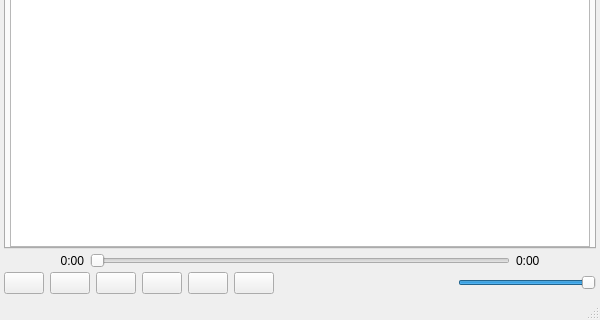
First picture: the form in ui/main.ui, repository khokhlominroman/ya-player, before the edit; both pictures show x 0 to 600 and y 380 to 700 of the 600 by 700 pixel window.
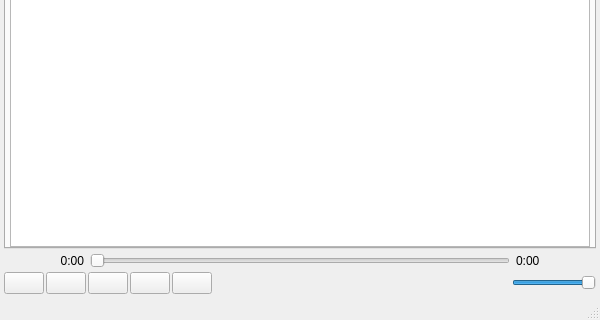
Second picture: the form after the edit. Icons and pictures are not drawn.

Commit message: Fixed track removal from lists. Added about dialog.

```diff
--- a/ui/main.ui
+++ b/ui/main.ui
@@ -443,7 +443,10 @@
      </layout>
     </item>
     <item>
-     <layout class="QHBoxLayout" name="horizontalLayout_5">
+     <layout class="QHBoxLayout" name="horizontalLayout_5" stretch="0,0,0,0,0,0,0,0,0,0">
+      <property name="spacing">
+       <number>2</number>
+      </property>
       <item>
        <widget class="QPushButton" name="previousButton">
         <property name="text">
@@ -502,6 +505,12 @@
       </item>
       <item>
        <widget class="QPushButton" name="nextButton">
+        <property name="sizePolicy">
+         <sizepolicy hsizetype="Preferred" vsizetype="Fixed">
+          <horstretch>0</horstretch>
+          <verstretch>0</verstretch>
+         </sizepolicy>
+        </property>
         <property name="text">
          <string/>
         </property>
@@ -515,18 +524,20 @@
        </widget>
       </item>
       <item>
-       <widget class="QPushButton" name="viewButton">
-        <property name="text">
-         <string/>
+       <spacer name="horizontalSpacer">
+        <property name="orientation">
+         <enum>Qt::Horizontal</enum>
         </property>
-        <property name="icon">
-         <iconset>
-          <normaloff>images/application-image.png</normaloff>images/application-image.png</iconset>
+        <property name="sizeType">
+         <enum>QSizePolicy::Minimum</enum>
         </property>
-        <property name="checkable">
-         <bool>true</bool>
+        <property name="sizeHint" stdset="0">
+         <size>
+          <width>2</width>
+          <height>20</height>
+         </size>
         </property>
-       </widget>
+       </spacer>
       </item>
       <item>
        <widget class="QLabel" name="lbCurrCover">
@@ -552,6 +563,12 @@
       </item>
       <item>
        <widget class="QLabel" name="lbCurrTitle">
+        <property name="sizePolicy">
+         <sizepolicy hsizetype="Expanding" vsizetype="Preferred">
+          <horstretch>0</horstretch>
+          <verstretch>0</verstretch>
+         </sizepolicy>
+        </property>
         <property name="text">
          <string/>
         </property>
@@ -560,21 +577,14 @@
         </property>
        </widget>
       </item>
-      <item>
-       <spacer name="horizontalSpacer">
-        <property name="orientation">
-         <enum>Qt::Horizontal</enum>
-        </property>
-        <property name="sizeHint" stdset="0">
-         <size>
-          <width>4</width>
-          <height>20</height>
-         </size>
-        </property>
-       </spacer>
-      </item>
       <item>
        <widget class="QLabel" name="lbVolume">
+        <property name="maximumSize">
+         <size>
+          <width>16</width>
+          <height>16</height>
+         </size>
+        </property>
         <property name="text">
          <string/>
         </property>
@@ -585,6 +595,12 @@
       </item>
       <item>
        <widget class="QSlider" name="volumeSlider">
+        <property name="sizePolicy">
+         <sizepolicy hsizetype="Preferred" vsizetype="Fixed">
+          <horstretch>0</horstretch>
+          <verstretch>0</verstretch>
+         </sizepolicy>
+        </property>
         <property name="minimumSize">
          <size>
           <width>30</width>
```
Left out of the diff: 9 changed lines with no effect on the pictures. The commit also changes 6 other files.
